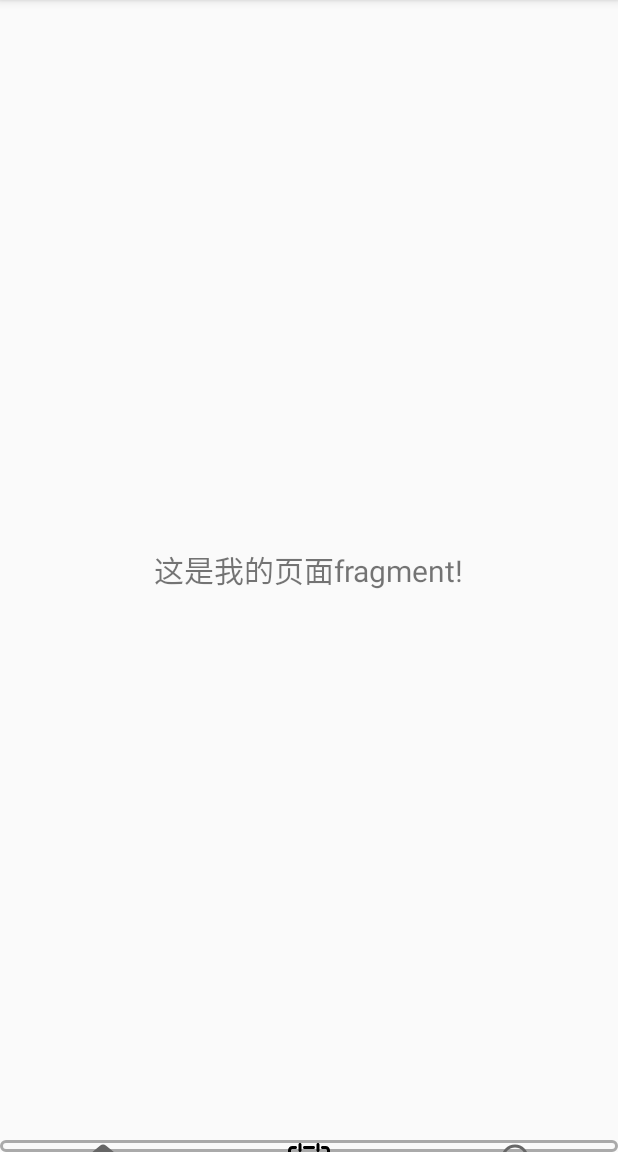
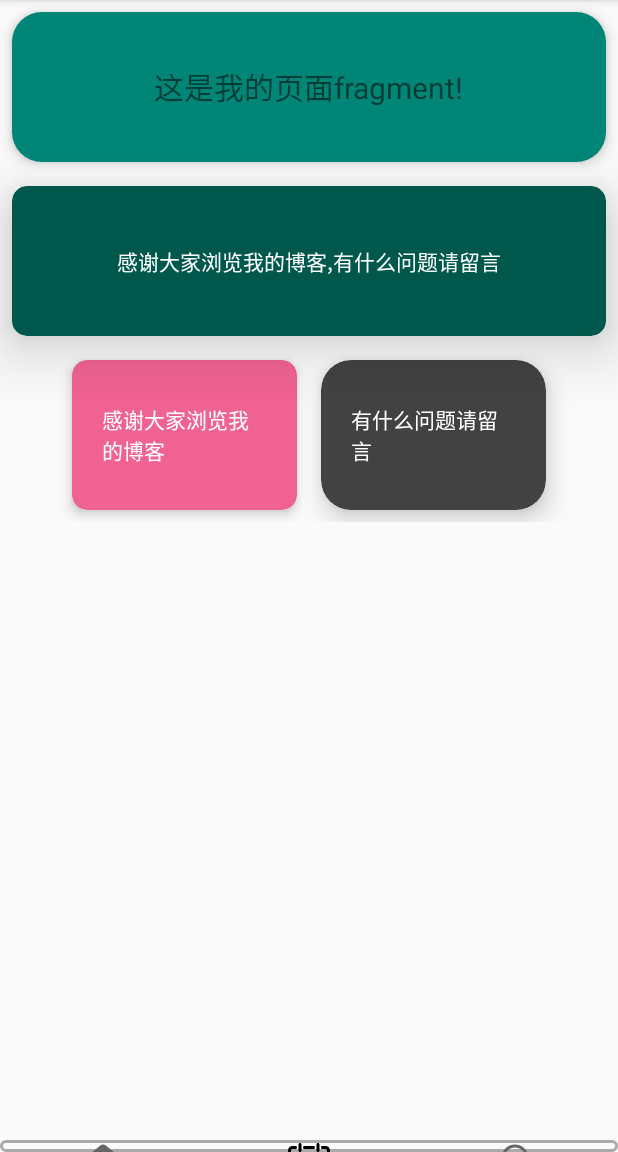
Before and after one commit to blueskygroup007/MallFrame, an Android app: the fragment PersonalFragment placed in its activity, on a phone screen of 412 x 824 dp, the part 84-1236 px from its top. Run offline under Robolectric (Android 15) with nearby library versions, the phone set to English and light mode, and no system bars; libraries missing offline, so code that uses them is left out: cn.bmob.v3, com.blankj.utilcode, com.zyyoona7.picker, com.zyyoona7.wheel; 6 statements that could not run were skipped.

Commit message:
练习使用cardview来达成卡片效果

```diff
--- a/app/build.gradle
+++ b/app/build.gradle
@@ -50,4 +50,5 @@ dependencies {
     implementation 'com.github.zyyoona7:wheelview:1.0.7'
 
     /*todo 添加material库以支持Snackbar*/
+    implementation 'com.google.android.material:material:1.0.0'
 }
--- a/app/src/main/AndroidManifest.xml
+++ b/app/src/main/AndroidManifest.xml
@@ -29,7 +29,10 @@
 
         <provider
             android:name="cn.bmob.v3.util.BmobContentProvider"
-            android:authorities="${applicationId}.BmobContentProvider" />
+            android:authorities="com.bluesky.mallframe.BmobContentProvider"
+
+        />
+        <!--android:authorities="${applicationId}.BmobContentProvider"-->
     </application> <!-- 获取sd卡读写的权限，用于文件上传和下载 -->
     <uses-permission android:name="android.permission.READ_EXTERNAL_STORAGE" />
     <uses-permission android:name="android.permission.WRITE_EXTERNAL_STORAGE" /> <!-- 允许读取手机状态 用于创建BmobInstallation -->
--- a/app/src/main/java/com/bluesky/mallframe/base/BaseFragment.java
+++ b/app/src/main/java/com/bluesky/mallframe/base/BaseFragment.java
@@ -21,20 +21,21 @@ public abstract class BaseFragment extends Fragment {
     @Override
     public void onCreate(@Nullable Bundle savedInstanceState) {
         super.onCreate(savedInstanceState);
-        mContext=getActivity();
+        mContext = getActivity();
     }
 
     @Nullable
     @Override
     public View onCreateView(@NonNull LayoutInflater inflater, @Nullable ViewGroup container, @Nullable Bundle savedInstanceState) {
-        View view=inflater.inflate(setLayout(), container, false);
+        View view = inflater.inflate(setLayout(), container, false);
+        initView(view);
         return view;
     }
 
     @Override
     public void onViewCreated(@NonNull View view, @Nullable Bundle savedInstanceState) {
         super.onViewCreated(view, savedInstanceState);
-        initView(view,savedInstanceState);
+//        initView(view, savedInstanceState);
         initData();
         initEvent();
     }
@@ -43,7 +44,9 @@ public abstract class BaseFragment extends Fragment {
 
     protected abstract void initData();
 
-    protected abstract void initView(View view, Bundle savedInstanceState);
+//    protected abstract void initView(View view, Bundle savedInstanceState);
+
+    protected abstract void initView(View view);
 
     protected abstract int setLayout();
 
--- a/app/src/main/java/com/bluesky/mallframe/fragment/CalendarFragment.java
+++ b/app/src/main/java/com/bluesky/mallframe/fragment/CalendarFragment.java
@@ -29,7 +29,7 @@ public class CalendarFragment extends BaseFragment {
     }
 
     @Override
-    protected void initView(View view, Bundle savedInstanceState) {
+    protected void initView(View view) {
         mTvTitle = view.findViewById(R.id.tv_fragment_calendar_title);
 
     }
--- a/app/src/main/java/com/bluesky/mallframe/fragment/HomeFragment.java
+++ b/app/src/main/java/com/bluesky/mallframe/fragment/HomeFragment.java
@@ -1,9 +1,6 @@
 package com.bluesky.mallframe.fragment;
 
-import android.content.Intent;
-import android.os.Bundle;
 import android.view.View;
-import android.widget.DatePicker;
 import android.widget.TextView;
 
 import androidx.annotation.Nullable;
@@ -30,7 +27,7 @@ public class HomeFragment extends BaseFragment {
     private WheelView<String> mWvWeek;
     private DatePickerView mDpvDate;
 
-    private List<String> mListWeek = Arrays.asList("星期一", "星期一", "星期一", "星期一", "星期一", "星期一", "星期一");
+    private List<String> mListWeek = Arrays.asList("星期一", "星期二", "星期三", "星期四", "星期五", "星期六", "星期日");
 
 
     @Override
@@ -52,7 +49,7 @@ public class HomeFragment extends BaseFragment {
     }
 
     @Override
-    protected void initView(View view, Bundle savedInstanceState) {
+    protected void initView(View view) {
         mTvTitle = view.findViewById(R.id.tv_fragment_home_title);
         mWvWeek = view.findViewById(R.id.wv_week);
         mDpvDate = view.findViewById(R.id.dpv_date);
--- a/app/src/main/java/com/bluesky/mallframe/fragment/PersonalFragment.java
+++ b/app/src/main/java/com/bluesky/mallframe/fragment/PersonalFragment.java
@@ -28,7 +28,7 @@ public class PersonalFragment extends BaseFragment {
     }
 
     @Override
-    protected void initView(View view, Bundle savedInstanceState) {
+    protected void initView(View view) {
         mTvTitle = view.findViewById(R.id.tv_fragment_personal_title);
 
     }
--- a/app/src/main/res/layout/activity_main.xml
+++ b/app/src/main/res/layout/activity_main.xml
@@ -12,9 +12,7 @@
         android:id="@+id/main_frame"
         android:layout_width="match_parent"
         android:layout_height="0dp"
-        android:layout_weight="1"
-        android:paddingHorizontal="@dimen/material_dialog_content_area_padding_horizontal"
-        android:paddingVertical="@dimen/material_dialog_content_area_padding_vertical" />
+        android:layout_weight="1" />
 
 
     <RadioGroup
--- a/app/src/main/res/layout/fragment_home.xml
+++ b/app/src/main/res/layout/fragment_home.xml
@@ -49,6 +49,7 @@
 
     <com.zyyoona7.picker.DatePickerView
         android:id="@+id/dpv_date"
+
         android:layout_width="wrap_content"
         android:layout_height="wrap_content" />
 
--- a/app/src/main/res/layout/fragment_personal.xml
+++ b/app/src/main/res/layout/fragment_personal.xml
@@ -1,15 +1,94 @@
 <?xml version="1.0" encoding="utf-8"?>
-<LinearLayout xmlns:android="http://schemas.android.com/apk/res/android"
+<ScrollView xmlns:android="http://schemas.android.com/apk/res/android"
+    xmlns:app="http://schemas.android.com/apk/res-auto"
     xmlns:tools="http://schemas.android.com/tools"
     android:layout_width="match_parent"
     android:layout_height="match_parent"
     android:gravity="center"
     android:orientation="vertical">
 
-    <TextView
-        android:textSize="20sp"
-        android:id="@+id/tv_fragment_personal_title"
-        android:layout_width="wrap_content"
+    <LinearLayout
+        android:layout_width="match_parent"
         android:layout_height="wrap_content"
-        tools:text="PersonalFragment" />
-</LinearLayout>
+        android:orientation="vertical">
+
+        <LinearLayout
+            android:layout_width="match_parent"
+            android:layout_height="100dp"
+            android:layout_margin="@dimen/material_content_edge_margin_horizontal"
+            android:background="@drawable/bg_button_round"
+            android:elevation="5dp"
+            android:gravity="center"
+            android:orientation="vertical">
+
+            <TextView
+                android:id="@+id/tv_fragment_personal_title"
+                android:layout_width="wrap_content"
+                android:layout_height="wrap_content"
+                android:textSize="20sp"
+                tools:text="PersonalFragment" />
+
+        </LinearLayout>
+
+        <androidx.cardview.widget.CardView
+            android:layout_width="match_parent"
+            android:layout_height="100dp"
+            android:layout_margin="@dimen/material_content_edge_margin_horizontal"
+            app:cardBackgroundColor="@color/colorPrimaryDark"
+            app:cardCornerRadius="10dp"
+            app:cardElevation="23dp"
+            app:contentPadding="20dp">
+
+            <TextView
+                android:layout_width="wrap_content"
+                android:layout_height="wrap_content"
+                android:layout_gravity="center"
+                android:text="感谢大家浏览我的博客,有什么问题请留言"
+                android:textColor="#ffffff" />
+
+        </androidx.cardview.widget.CardView>
+
+        <LinearLayout
+            android:layout_width="match_parent"
+            android:layout_height="wrap_content"
+            android:gravity="center_horizontal"
+            android:orientation="horizontal">
+
+            <androidx.cardview.widget.CardView
+                android:layout_width="150dp"
+                android:layout_height="100dp"
+                android:layout_margin="@dimen/material_content_edge_margin_horizontal"
+                app:cardBackgroundColor="@color/material_color_pink_300"
+                app:cardCornerRadius="10dp"
+                app:cardElevation="5dp"
+                app:contentPadding="20dp">
+
+                <TextView
+                    android:layout_width="wrap_content"
+                    android:layout_height="wrap_content"
+                    android:layout_gravity="center"
+                    android:text="感谢大家浏览我的博客"
+                    android:textColor="#ffffff" />
+
+            </androidx.cardview.widget.CardView>
+
+            <androidx.cardview.widget.CardView
+                android:layout_width="150dp"
+                android:layout_height="100dp"
+                android:layout_margin="@dimen/material_content_edge_margin_horizontal"
+                app:cardBackgroundColor="#FF424242"
+                app:cardCornerRadius="20dp"
+                app:cardElevation="10dp"
+                app:contentPadding="20dp">
+
+                <TextView
+                    android:layout_width="wrap_content"
+                    android:layout_height="wrap_content"
+                    android:layout_gravity="center"
+                    android:text="有什么问题请留言"
+                    android:textColor="#ffffff" />
+
+            </androidx.cardview.widget.CardView>
+        </LinearLayout>
+    </LinearLayout>
+</ScrollView>
```
Also changed, not shown: app/src/main/java/com/bluesky/mallframe/utils/PreferenceUtils.java (+8 -9 lines), app/src/main/res/layout/fragment_calendar.xml (+26 -3 lines).
